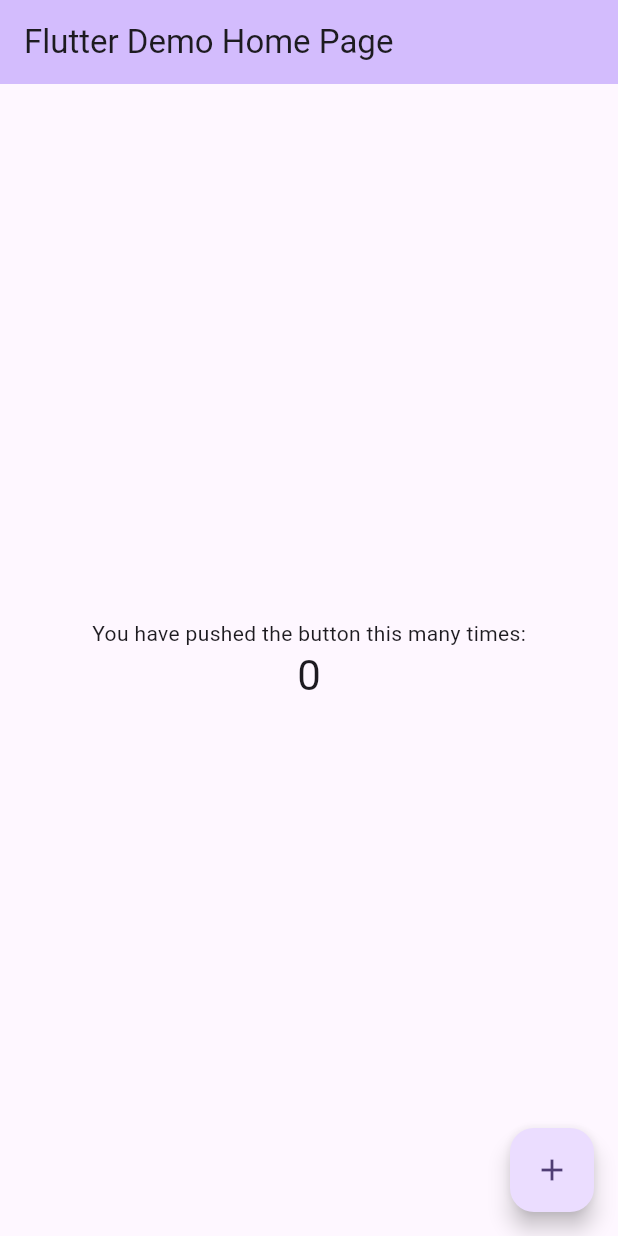
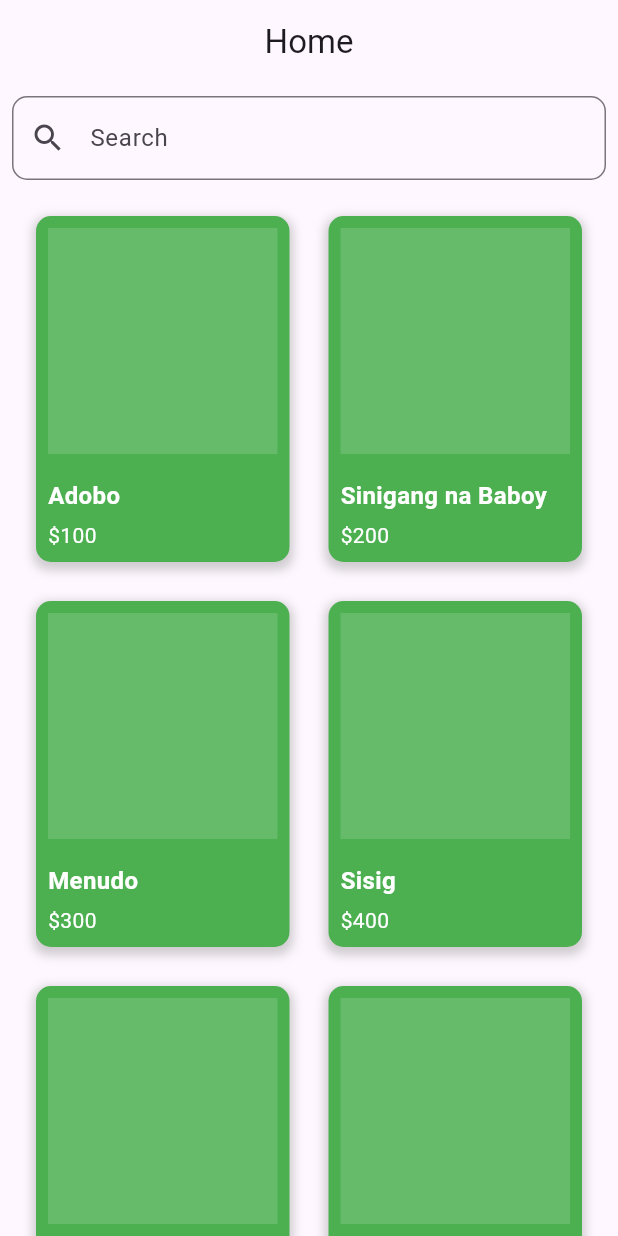
Before and after one commit to ciit-thedannified/cs319_dart_playground, a Flutter app: the screen it shows after launch, on a phone screen of 412 x 824 dp. Run offline on Flutter 3.47's test engine with Material 3 defaults, Android fonts, the phone set to English and light mode, and no system bars.

Commit message:
Card.dart & Home.dart
Made the initial design and code for home.dart and card.dart. Separated card.dart as a Independent Component.

```diff
--- /dev/null
+++ b/lib/card.dart
@@ -0,0 +1,82 @@
+import 'package:flutter/material.dart';
+
+// To do's
+// Add image based on the filipino food on Home.dart (Still can be changed if you want)
+//Redesign if ever gusto mo
+
+class ProductCard extends StatefulWidget{
+  final String title;
+  final String price;
+  final VoidCallback onTap;
+
+  const ProductCard({
+    Key? key,
+    required this.title,
+    required this.price,
+    required this.onTap,
+  }) : super(key: key);
+
+  @override
+  _ProductCardState createState() => _ProductCardState();
+}
+
+class _ProductCardState extends State<ProductCard>{
+  @override
+  Widget build(BuildContext context){
+    return GestureDetector(
+      onTap: widget.onTap,
+      child: Container(
+        width: 160,
+        margin: const EdgeInsets.all(8.0),
+        decoration: BoxDecoration(
+          color: Colors.green,
+          borderRadius: BorderRadius.circular(10),
+          boxShadow: [
+            BoxShadow(
+              color: Colors.grey.withOpacity(0.5),
+              spreadRadius: 2,
+              blurRadius: 5,
+              offset: Offset(0, 3),
+            ),
+          ],
+        ),
+        child: Column(
+          mainAxisAlignment: MainAxisAlignment.center,
+          crossAxisAlignment: CrossAxisAlignment.start,
+          children: [
+            Expanded(
+            child: Container(
+              color: Colors.green[400],
+              margin: EdgeInsets.all(8.0),
+            ),
+          ),
+          Padding(
+            padding: const EdgeInsets.all(8.0),
+            child: Column(
+              crossAxisAlignment: CrossAxisAlignment.start,
+              children:[
+                Text(
+                  widget.title,
+                  style:TextStyle(
+                    fontSize: 16,
+                    fontWeight: FontWeight.bold,
+                    color: Colors.white,
+                  ),
+                ),
+                SizedBox(height: 5),
+                Text(
+                  widget.price,
+                  style:TextStyle(
+                    fontSize: 14,
+                    color: Colors.white,
+                    ),
+                  ),
+                ],
+              ),
+            ),
+          ],
+        ),
+      ),
+    );
+  }
+}
--- /dev/null
+++ b/lib/home.dart
@@ -0,0 +1,73 @@
+import 'package:flutter/material.dart';
+import 'card.dart';
+
+// To do's
+//Search Bar
+
+class HomePage extends StatefulWidget{
+  const HomePage({Key? key}) : super(key:key);
+
+  @override
+  _HomePageState createState() => _HomePageState();
+}
+
+class _HomePageState extends State<HomePage>{
+  final List<Map<String,String>> _products = [
+    {"title": "Adobo", "price": "\$100"},
+    {"title": "Sinigang na Baboy", "price": "\$200"},
+    {"title": "Menudo", "price": "\$300"},
+    {"title": "Sisig", "price": "\$400"},
+    {"title": "Kare-Kare", "price": "\$500"},
+    {"title": "Lechon", "price": "\$600"},
+    {"title": "Example", "price": "\$700"},
+
+  ];
+
+@override
+Widget build(BuildContext context) {
+  return Scaffold(
+    appBar: AppBar(
+      title: Text("Home"),
+      centerTitle: true,
+    ),
+    body: Column(
+      children: [
+        Padding(
+          padding: const EdgeInsets.all(8.0),
+          child: TextField(
+            decoration: InputDecoration(
+              border: OutlineInputBorder(
+                borderRadius: BorderRadius.circular(10),
+              ),
+              prefixIcon: Icon(Icons.search),
+              hintText: 'Search',
+            ),
+          ),
+        ),
+
+        Expanded(
+          child: GridView.builder(
+            padding: const EdgeInsets.symmetric(horizontal: 16, vertical: 8),
+            gridDelegate: const SliverGridDelegateWithFixedCrossAxisCount(
+              crossAxisCount: 2,
+              crossAxisSpacing: 10,
+              mainAxisSpacing: 10,
+              childAspectRatio: 0.75,
+              ),
+             itemCount: _products.length,
+             itemBuilder: (context, index){
+            return ProductCard(
+              title: _products[index]['title'] ?? 'No title',
+              price: _products[index]['price'] ?? 'No Title',
+              onTap: () {
+                print('Tapped on ${_products[index]['title']}');
+                },
+              );
+            },
+          ),
+        ),
+      ],
+    ),
+  );
+  }
+}
--- a/lib/main.dart
+++ b/lib/main.dart
@@ -1,9 +1,9 @@
 import 'package:flutter/material.dart';
+import 'home.dart';
 
 void main() {
   runApp(const MyApp());
 }
-
 class MyApp extends StatelessWidget {
   const MyApp({super.key});
 
@@ -11,115 +11,7 @@
   @override
   Widget build(BuildContext context) {
     return MaterialApp(
-      title: 'Flutter Demo',
-      theme: ThemeData(
-        // This is the theme of your application.
-        //
-        // TRY THIS: Try running your application with "flutter run". You'll see
-        // the application has a purple toolbar. Then, without quitting the app,
-        // try changing the seedColor in the colorScheme below to Colors.green
-        // and then invoke "hot reload" (save your changes or press the "hot
-        // reload" button in a Flutter-supported IDE, or press "r" if you used
-        // the command line to start the app).
-        //
-        // Notice that the counter didn't reset back to zero; the application
-        // state is not lost during the reload. To reset the state, use hot
-        // restart instead.
-        //
-        // This works for code too, not just values: Most code changes can be
-        // tested with just a hot reload.
-        colorScheme: ColorScheme.fromSeed(seedColor: Colors.deepPurple),
-        useMaterial3: true,
-      ),
-      home: const MyHomePage(title: 'Flutter Demo Home Page'),
+      home: const HomePage(), // To run the Home.dart
     );
   }
 }
-
-class MyHomePage extends StatefulWidget {
-  const MyHomePage({super.key, required this.title});
-
-  // This widget is the home page of your application. It is stateful, meaning
-  // that it has a State object (defined below) that contains fields that affect
-  // how it looks.
-
-  // This class is the configuration for the state. It holds the values (in this
-  // case the title) provided by the parent (in this case the App widget) and
-  // used by the build method of the State. Fields in a Widget subclass are
-  // always marked "final".
-
-  final String title;
-
-  @override
-  State<MyHomePage> createState() => _MyHomePageState();
-}
-
-class _MyHomePageState extends State<MyHomePage> {
-  int _counter = 0;
-
-  void _incrementCounter() {
-    setState(() {
-      // This call to setState tells the Flutter framework that something has
-      // changed in this State, which causes it to rerun the build method below
-      // so that the display can reflect the updated values. If we changed
-      // _counter without calling setState(), then the build method would not be
-      // called again, and so nothing would appear to happen.
-      _counter++;
-    });
-  }
-
-  @override
-  Widget build(BuildContext context) {
-    // This method is rerun every time setState is called, for instance as done
-    // by the _incrementCounter method above.
-    //
-    // The Flutter framework has been optimized to make rerunning build methods
-    // fast, so that you can just rebuild anything that needs updating rather
-    // than having to individually change instances of widgets.
-    return Scaffold(
-      appBar: AppBar(
-        // TRY THIS: Try changing the color here to a specific color (to
-        // Colors.amber, perhaps?) and trigger a hot reload to see the AppBar
-        // change color while the other colors stay the same.
-        backgroundColor: Theme.of(context).colorScheme.inversePrimary,
-        // Here we take the value from the MyHomePage object that was created by
-        // the App.build method, and use it to set our appbar title.
-        title: Text(widget.title),
-      ),
-      body: Center(
-        // Center is a layout widget. It takes a single child and positions it
-        // in the middle of the parent.
-        child: Column(
-          // Column is also a layout widget. It takes a list of children and
-          // arranges them vertically. By default, it sizes itself to fit its
-          // children horizontally, and tries to be as tall as its parent.
-          //
-          // Column has various properties to control how it sizes itself and
-          // how it positions its children. Here we use mainAxisAlignment to
-          // center the children vertically; the main axis here is the vertical
-          // axis because Columns are vertical (the cross axis would be
-          // horizontal).
-          //
-          // TRY THIS: Invoke "debug painting" (choose the "Toggle Debug Paint"
-          // action in the IDE, or press "p" in the console), to see the
-          // wireframe for each widget.
-          mainAxisAlignment: MainAxisAlignment.center,
-          children: <Widget>[
-            const Text(
-              'You have pushed the button this many times:',
-            ),
-            Text(
-              '$_counter',
-              style: Theme.of(context).textTheme.headlineMedium,
-            ),
-          ],
-        ),
-      ),
-      floatingActionButton: FloatingActionButton(
-        onPressed: _incrementCounter,
-        tooltip: 'Increment',
-        child: const Icon(Icons.add),
-      ), // This trailing comma makes auto-formatting nicer for build methods.
-    );
-  }
-}
```
